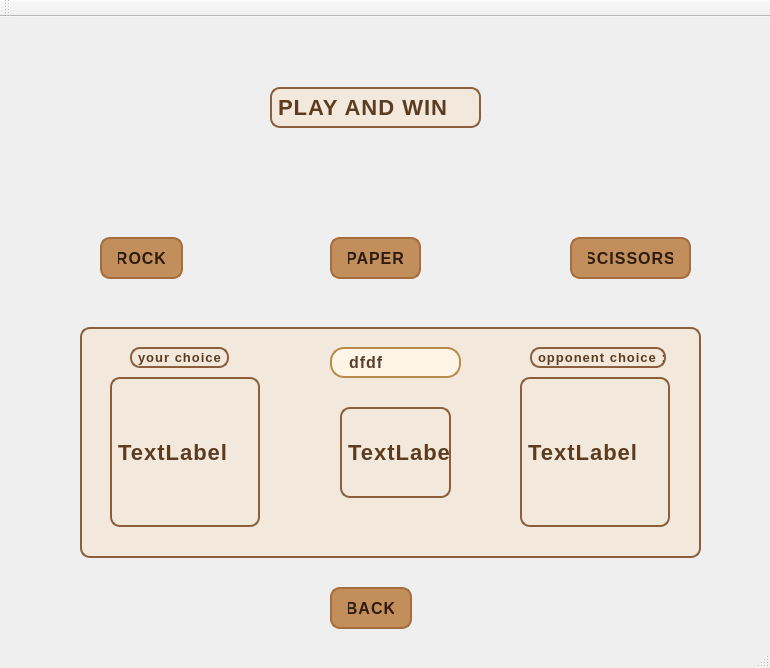
Qt form moaaz game/game.ui (omar-5584/omar-prjs) before a commit.
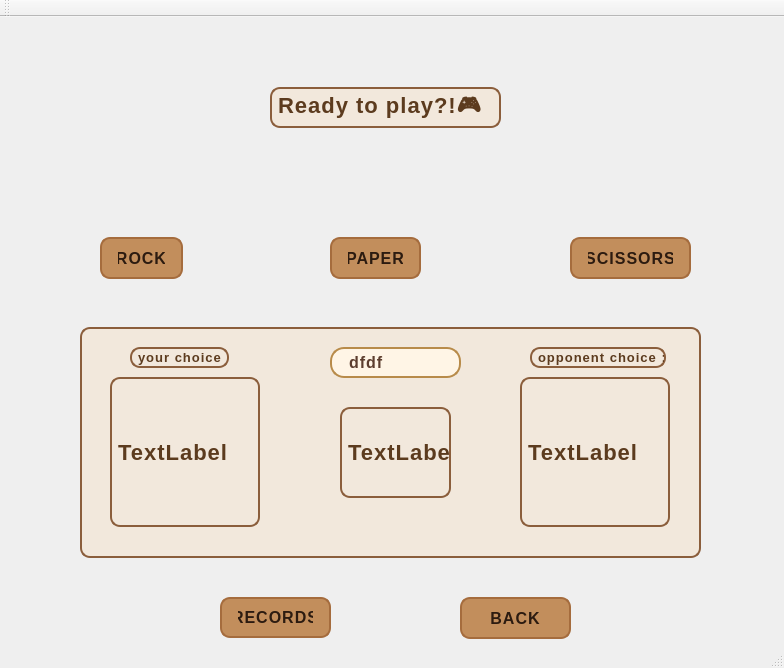
The same form after that commit. The open tabs and pages were chosen to show the change.

Commit message: yarab n5ls tanyyyyy1111

What changed in the file:
```diff
--- a/moaaz game/game.ui
+++ b/moaaz game/game.ui
@@ -6,7 +6,7 @@
    <rect>
     <x>0</x>
     <y>0</y>
-    <width>770</width>
+    <width>784</width>
     <height>668</height>
    </rect>
   </property>
@@ -242,7 +242,7 @@
        <rect>
         <x>280</x>
         <y>60</y>
-        <width>211</width>
+        <width>231</width>
         <height>41</height>
        </rect>
       </property>
@@ -261,15 +261,15 @@
 							</string>
       </property>
       <property name="text">
-       <string>PLAY AND WIN</string>
+       <string>Ready to play?!🎮</string>
       </property>
      </widget>
      <widget class="QPushButton" name="back_from_play">
       <property name="geometry">
        <rect>
-        <x>340</x>
-        <y>560</y>
-        <width>82</width>
+        <x>470</x>
+        <y>570</y>
+        <width>111</width>
         <height>42</height>
        </rect>
       </property>
@@ -464,6 +464,33 @@
        </property>
       </widget>
      </widget>
+     <widget class="QPushButton" name="rec_but_play">
+      <property name="geometry">
+       <rect>
+        <x>230</x>
+        <y>570</y>
+        <width>111</width>
+        <height>41</height>
+       </rect>
+      </property>
+      <property name="styleSheet">
+       <string notr="true">
+								background-color: #c28e5c;
+								color: #2c1b10;
+								font-family: 'Segoe UI', sans-serif;
+								font-size: 16px;
+								font-weight: bold;
+								border: 2px solid #a56c3d;
+								border-radius: 10px;
+								padding: 8px 16px;
+								letter-spacing: 1px;
+								text-transform: uppercase;
+							</string>
+      </property>
+      <property name="text">
+       <string>RECORDS</string>
+      </property>
+     </widget>
     </widget>
     <widget class="QWidget" name="record_page">
      <property name="autoFillBackground">
```
Left out of the diff: 4 changed lines with no effect on the pictures. The commit also changes 2 other files.
